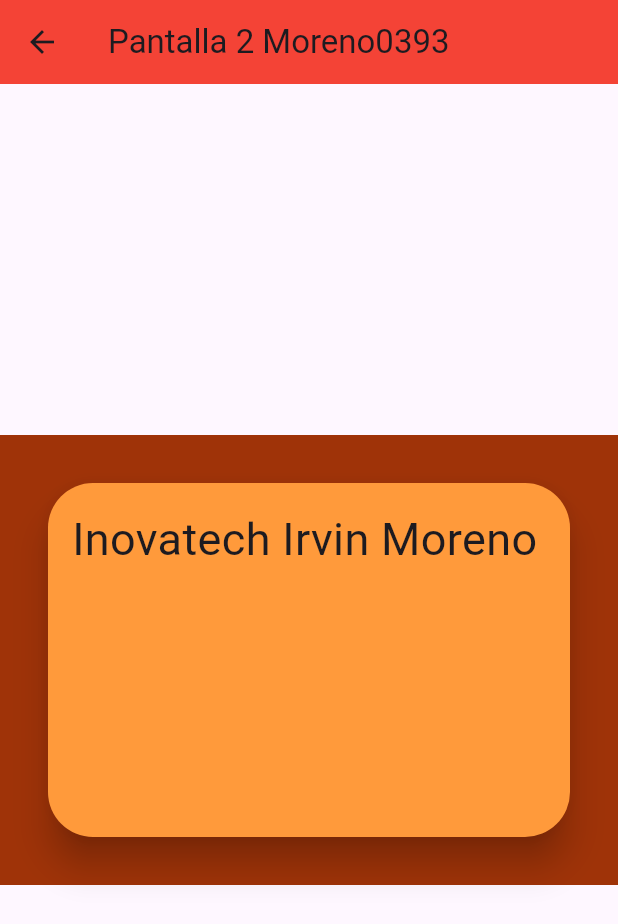
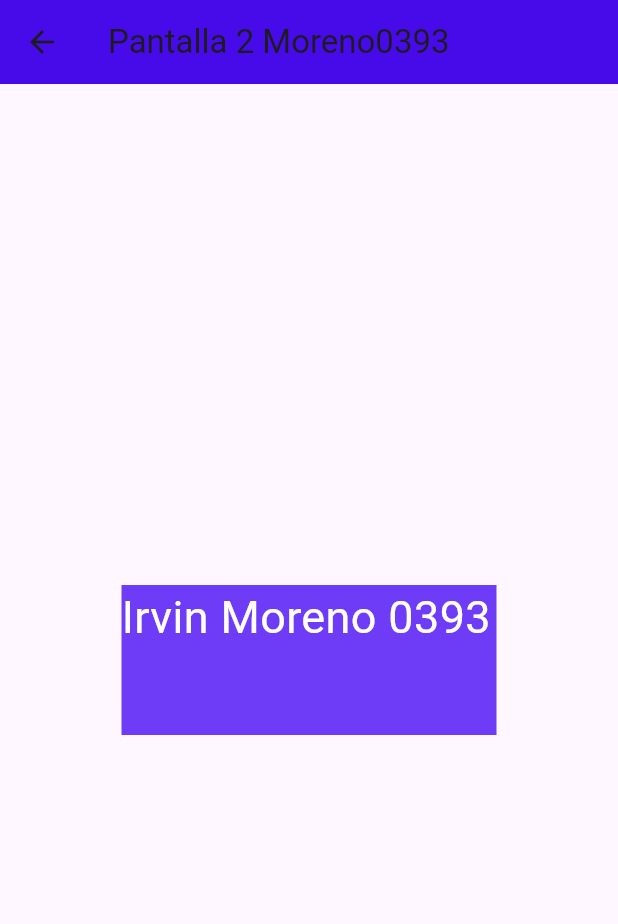
Before and after one commit to MorenoIA128/p15-RutasV2-0393, a Flutter app: the screen it shows after launch, after a tap on "Mover a Pantalla2", on a phone screen of 412 x 824 dp. Shown: the top 924 px of the screen. Run offline on Flutter 3.47's test engine with Material 3 defaults, Android fonts, the phone set to English and light mode, and no system bars.

```diff
--- a/lib/main.dart
+++ b/lib/main.dart
@@ -2,6 +2,7 @@ import 'package:flutter/material.dart';
 import 'package:moreno0393/pantalla2_0393.dart';
 import 'package:moreno0393/pantalla1_0393.dart';
 import 'package:moreno0393/pantallainicial_0393.dart';
+import 'package:moreno0393/pantalla3_0393.dart';
 
 void main() => runApp(MiApp0393());
 
@@ -16,6 +17,7 @@ class MiApp0393 extends StatelessWidget {
         "/": (context) => PantallaInicial_0393(),
         "/Pantalla1_0393": (context) => Pantalla1_0393(),
         "/Pantalla2_0393": (context) => Pantalla2_0393(),
+        "/Pantalla3_0393": (context) => Pantalla3_0393(),
       }, // fin rutas de paginas
     );
   } // fin widget
--- a/lib/pantalla2_0393.dart
+++ b/lib/pantalla2_0393.dart
@@ -9,25 +9,22 @@ class Pantalla2_0393 extends StatelessWidget {
     return Scaffold(
       appBar: AppBar(
         title: Text("Pantalla 2 Moreno0393"),
-        backgroundColor: Colors.red,
+        backgroundColor: Color(0xff460be8),
       ),
       body: Center(
         child: Container(
-          color: Color(0xff9f3308),
-          width: double.infinity,
-          height: 300,
-          child: Card(
-            color: Color(0xffff9a3b),
-            elevation: 10,
-            shape:
-                RoundedRectangleBorder(borderRadius: BorderRadius.circular(30)),
-            margin: EdgeInsets.all(32),
-            child: Padding(
-              padding: EdgeInsets.all(16),
-              child: Text(
-                "Inovatech Irvin Moreno",
-                style: TextStyle(fontSize: 30),
-              ),
+          color: Color(0xff6e3cf6),
+          constraints: BoxConstraints(
+            minHeight: 100,
+            minWidth: 250,
+            maxHeight: 300,
+            maxWidth: 350,
+          ),
+          child: Text(
+            'Irvin Moreno 0393',
+            style: TextStyle(
+              fontSize: 30,
+              color: Colors.white,
             ),
           ),
         ),
--- a/lib/pantallainicial_0393.dart
+++ b/lib/pantallainicial_0393.dart
@@ -9,24 +9,46 @@ class PantallaInicial_0393 extends StatelessWidget {
     return Scaffold(
       appBar: AppBar(
         title: Text("Card container Irvin Moreno0393"),
-        backgroundColor: Colors.indigo,
+        backgroundColor: Color(0xff1505f8),
       ),
       body: Center(
         child: Column(
           mainAxisAlignment: MainAxisAlignment.spaceEvenly,
           children: [
             ElevatedButton(
+              style:
+                  ElevatedButton.styleFrom(backgroundColor: Color(0xff0704b5)),
               onPressed: () {
                 Navigator.pushNamed(context, "/Pantalla1_0393");
               }, // fin de onPressed
-              child: Text("Mover a Pantalla1"),
+              child: Text(
+                "Mover a Pantalla1",
+                style: TextStyle(fontSize: 20),
+              ),
             ),
             ElevatedButton(
+              style:
+                  ElevatedButton.styleFrom(backgroundColor: Color(0xca3a38ad)),
               onPressed: () {
                 Navigator.pushNamed(context, "/Pantalla2_0393");
               }, // fin de onPressed
-              child: Text("Mover a Pantalla2"),
-            )
+              child: Text(
+                "Mover a Pantalla2",
+                style: TextStyle(fontSize: 20),
+              ),
+            ),
+            ElevatedButton(
+              style:
+                  ElevatedButton.styleFrom(backgroundColor: Color(0xca48476b)),
+              onPressed: () {
+                Navigator.pushNamed(context, "/Pantalla3_0393");
+              }, // fin de onPressed
+
+              child: Text(
+                "Mover a Pantalla3",
+                style: TextStyle(fontSize: 20),
+              ),
+            ),
           ], // niños widgets
         ),
       ),
```
Also changed, not shown: lib/pantalla1_0393.dart (+11 -10 lines), lib/pantalla3_0393.dart (added, +31 -0 lines).
